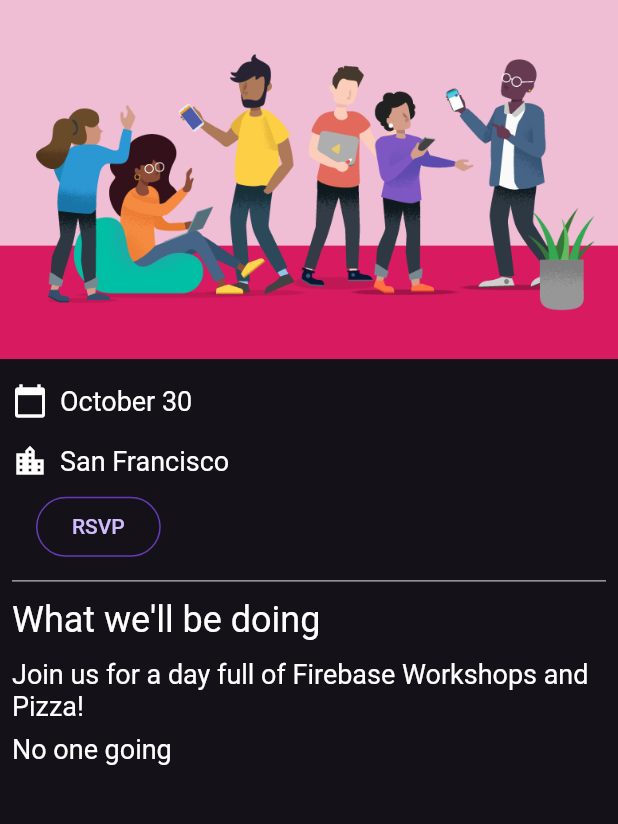
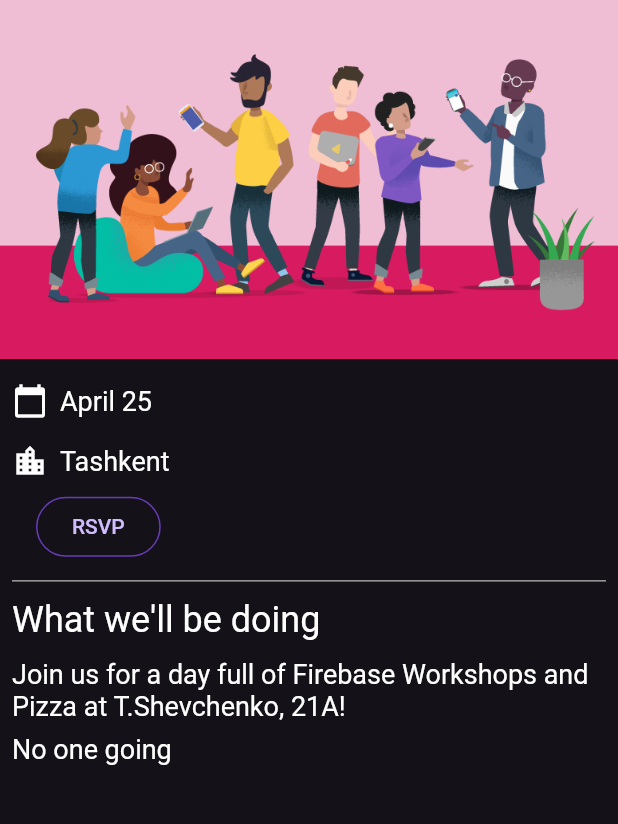
Before and after one commit to UmidMamasoliev/guestbook_chat_app, a Flutter app: the screen it shows after launch, on a phone screen of 412 x 824 dp, the part 84-908 px from its top. Run offline on Flutter 3.47's test engine with Material 2 defaults, Android fonts, the phone set to English and light mode, and no system bars; our stand-ins replace cloud_firestore, firebase_auth, firebase_core, go_router, google_fonts; missing offline and left inert: firebase_ui_auth; accounts and stored records are empty.

Commit message:
guestbook chat app

```diff
--- a/lib/home_page.dart
+++ b/lib/home_page.dart
@@ -1,6 +1,7 @@
 import 'package:firebase_auth/firebase_auth.dart'
     hide EmailAuthProvider, PhoneAuthProvider;
 import 'package:flutter/material.dart';
+import 'package:intl/intl.dart';
 import 'package:provider/provider.dart';
 
 import 'app_state.dart';
@@ -14,6 +15,7 @@ class HomePage extends StatelessWidget {
 
   @override
   Widget build(BuildContext context) {
+    final dateFormat = DateFormat.MMMMd().format(DateTime.now());
     return Scaffold(
       appBar: AppBar(
         title: const Text('Firebase Meetup'),
@@ -22,8 +24,8 @@ class HomePage extends StatelessWidget {
         children: <Widget>[
           Image.asset('assets/codelab.png'),
           const SizedBox(height: 8),
-          const IconAndDetail(Icons.calendar_today, 'October 30'),
-          const IconAndDetail(Icons.location_city, 'San Francisco'),
+          IconAndDetail(Icons.calendar_today, dateFormat),
+          const IconAndDetail(Icons.location_city, 'Tashkent'),
           // Add from here
           Consumer<ApplicationState>(
             builder: (context, appState, _) => AuthFunc(
@@ -42,7 +44,8 @@ class HomePage extends StatelessWidget {
           ),
           const Header("What we'll be doing"),
           const Paragraph(
-            'Join us for a day full of Firebase Workshops and Pizza!',
+            'Join us for a day full of Firebase Workshops'
+            ' and Pizza at T.Shevchenko, 21A!',
           ),
           Consumer<ApplicationState>(
             builder: (context, appState, _) => Column(
--- a/pubspec.yaml
+++ b/pubspec.yaml
@@ -43,6 +43,7 @@ dependencies:
   cloud_firestore: ^4.5.2
   provider: ^6.0.5
   firebase_ui_auth: ^1.2.2
+  intl: ^0.17.0
 
 dev_dependencies:
   flutter_test:
```
Also changed, not shown: pubspec.lock, 2 other files.
